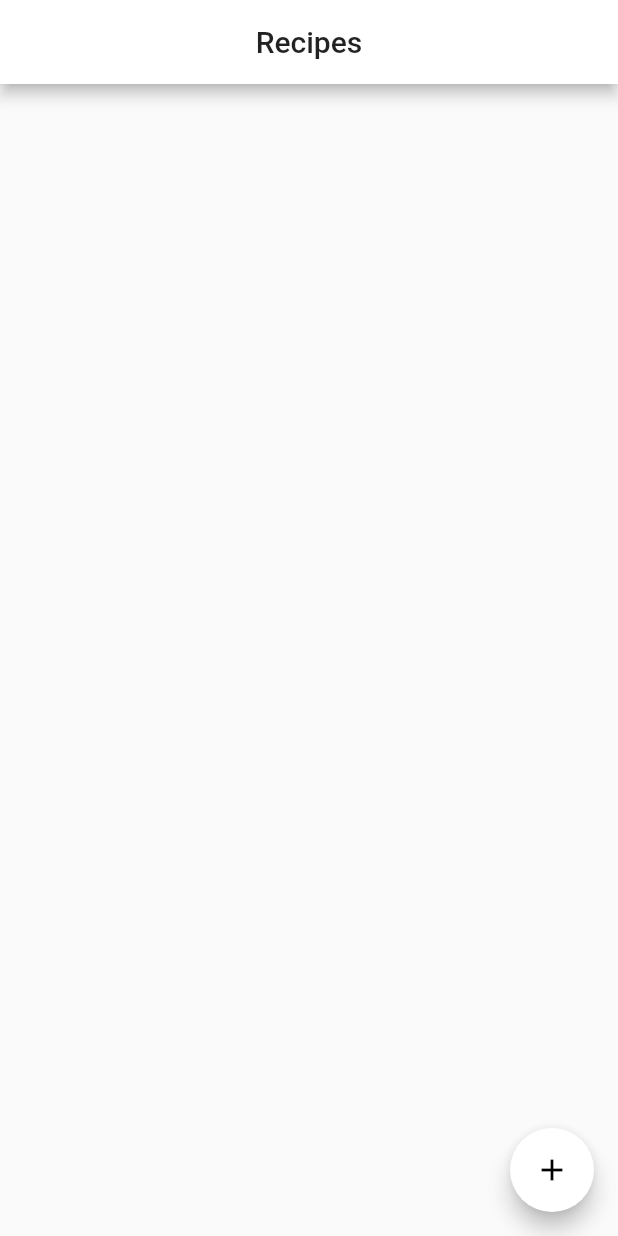
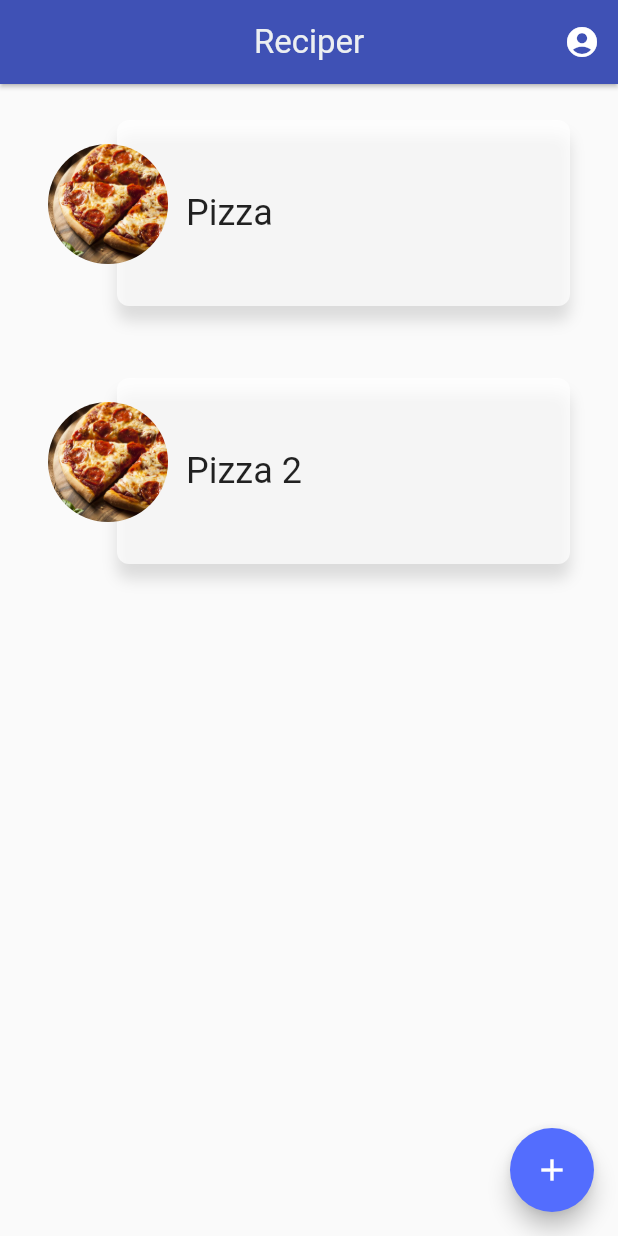
Before and after one commit to devCharles/receiper-flutter, a Flutter app: the screen it shows after launch, on a phone screen of 412 x 824 dp. Run offline on Flutter 3.47's test engine with Material 2 defaults, Android fonts, the phone set to English and light mode, and no system bars.

Commit message:
Add principal page

```diff
--- /dev/null
+++ b/lib/PrincipalScreen.dart
@@ -0,0 +1,61 @@
+import 'package:flutter/material.dart';
+import 'package:recipes_app/Recipe.dart';
+
+
+
+class PrincipalScreen extends StatelessWidget {
+
+  final List<Widget> recipes;
+  final onAdd;
+
+
+  PrincipalScreen({@required this.recipes, @required this.onAdd})
+      : assert(recipes != null);
+
+
+  @override
+  Widget build(BuildContext context) {
+
+    var principalAppBar = AppBar(
+      centerTitle: true,
+      backgroundColor: Colors.indigo.shade500,
+      elevation: 1.2,
+      title: Text(
+        "Reciper",
+        style: TextStyle(
+          fontSize: 22.0,
+          color: Colors.blueGrey.shade50,
+          fontWeight: FontWeight.w400,
+        ),
+      ),
+      actions: <Widget>[
+        IconButton(
+          icon: Icon(
+            Icons.account_circle,
+            color: Colors.white,
+          ),
+          onPressed: () => debugPrint("See Profile"),
+        ),
+      ]
+    );
+
+    var addOtherButton = FloatingActionButton(
+      backgroundColor: Colors.indigoAccent,
+      child: Icon(
+        Icons.add,
+        color: Colors.white,
+      ),
+      onPressed: () => debugPrint("Add other"),
+    );
+
+
+
+    return Scaffold(
+      appBar: principalAppBar,
+      floatingActionButton: addOtherButton,
+      body: Column(
+        children: recipes,
+      )
+    );
+  }
+}
--- /dev/null
+++ b/lib/Recipe.dart
@@ -0,0 +1,93 @@
+import 'package:flutter/material.dart';
+
+class RecipeWidget extends StatelessWidget {
+  final String nameOfRecipe;
+  final String imageURL;
+  final onTap;
+
+  RecipeWidget(
+      {Key key,
+      @required this.nameOfRecipe,
+      @required this.imageURL,
+      this.onTap})
+      : assert(nameOfRecipe != null),
+        assert(imageURL != null);
+
+  Widget recipeImage() {
+    return Container(
+      margin: EdgeInsets.symmetric(vertical: 16.0),
+      alignment: FractionalOffset.centerLeft,
+      height: 80.0,
+      width: 80.0,
+      decoration: BoxDecoration(
+        shape: BoxShape.circle,
+        image: DecorationImage(
+          fit: BoxFit.fill,
+          image: AssetImage(imageURL),
+        ),
+      ),
+    );
+  }
+
+  Widget recipeCard() {
+    return Container(
+      height: 124.0,
+      margin: EdgeInsets.only(left: 46.0),
+      decoration: BoxDecoration(
+        color: Colors.white70,
+        shape: BoxShape.rectangle,
+        borderRadius: BorderRadius.circular(8.0),
+        boxShadow: [
+          BoxShadow(
+            color: Colors.black12,
+            blurRadius: 8.0,
+            offset: Offset(0.0, 10.0),
+          )
+        ],
+      ),
+      child: Container(
+        margin: EdgeInsets.only(left: 46.0),
+        child: Row(
+          mainAxisAlignment: MainAxisAlignment.start,
+          children: <Widget>[
+            Text(
+              nameOfRecipe,
+              style: TextStyle(
+                fontSize: 24.0,
+                color: Colors.black87,
+              ),
+            ),
+          ],
+        ),
+      ),
+    );
+  }
+
+  @override
+  Widget build(BuildContext context) {
+    return Material(
+      color: Colors.transparent,
+      child: Container(
+        child: InkWell(
+          borderRadius: BorderRadius.circular(30.0),
+          onTap: onTap,
+          child: Padding(
+            padding: EdgeInsets.all(8.0),
+            child: Container(
+              margin: EdgeInsets.symmetric(
+                vertical: 16.0,
+                horizontal: 24.0,
+              ),
+              child: Stack(
+                children: <Widget>[
+                  recipeCard(),
+                  recipeImage(),
+                ],
+              ),
+            ),
+          ),
+        ),
+      ),
+    );
+  }
+}
--- a/lib/main.dart
+++ b/lib/main.dart
@@ -1,30 +1,35 @@
 import 'package:flutter/material.dart';
+import 'package:recipes_app/PrincipalScreen.dart';
+import 'package:recipes_app/Recipe.dart';
 
-void main() {
-  runApp(MaterialApp(
-    debugShowCheckedModeBanner: false,
-    theme: ThemeData(primaryColor: Colors.white),
-    title: 'Recipes',
-    home: MyApp(),
-  ));
-}
+void main() => runApp(App());
 
-class MyApp extends StatelessWidget {
+
+final List<Widget> recipes = [
+  RecipeWidget(
+    nameOfRecipe: "Pizza",
+    imageURL: "assets/img/Pizza.png",
+    onTap: () => debugPrint("Edit pizza")
+  ),
+  RecipeWidget(
+      nameOfRecipe: "Pizza 2",
+      imageURL: "assets/img/Pizza.png",
+      onTap: () => debugPrint("Edit pizza 2")
+  ),
+
+];
+
+class App extends StatelessWidget {
   @override
   Widget build(BuildContext context) {
-    return Scaffold(
-      appBar: AppBar(
-        centerTitle: true,
-        title: Text("Recipes"),
+    return MaterialApp(
+      debugShowCheckedModeBanner: false,
+      theme: ThemeData(primaryColor: Colors.white),
+      title: 'Recipes',
+      home: PrincipalScreen(
+        recipes: recipes,
+        onAdd: () => debugPrint("Add elements"),
       ),
-      floatingActionButton: FloatingActionButton(
-        backgroundColor: Colors.white,
-        child: Icon(
-          Icons.add,
-          color: Colors.black,
-        ),
-        onPressed: () => debugPrint("Quiere añadir"),
-      )
     );
   }
 }
--- a/pubspec.yaml
+++ b/pubspec.yaml
@@ -55,3 +55,6 @@ flutter:
   #
   # For details regarding fonts from package dependencies,
   # see https://flutter.io/custom-fonts/#from-packages
+
+  assets:
+    - assets/img/Pizza.png
```
Also changed, not shown: assets/img/Pizza.png (added).
